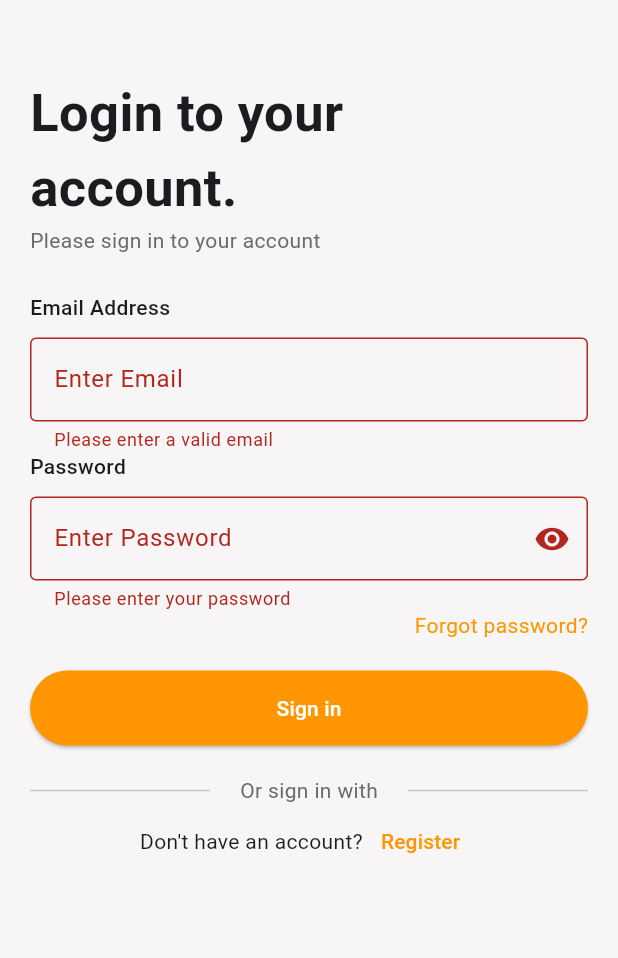
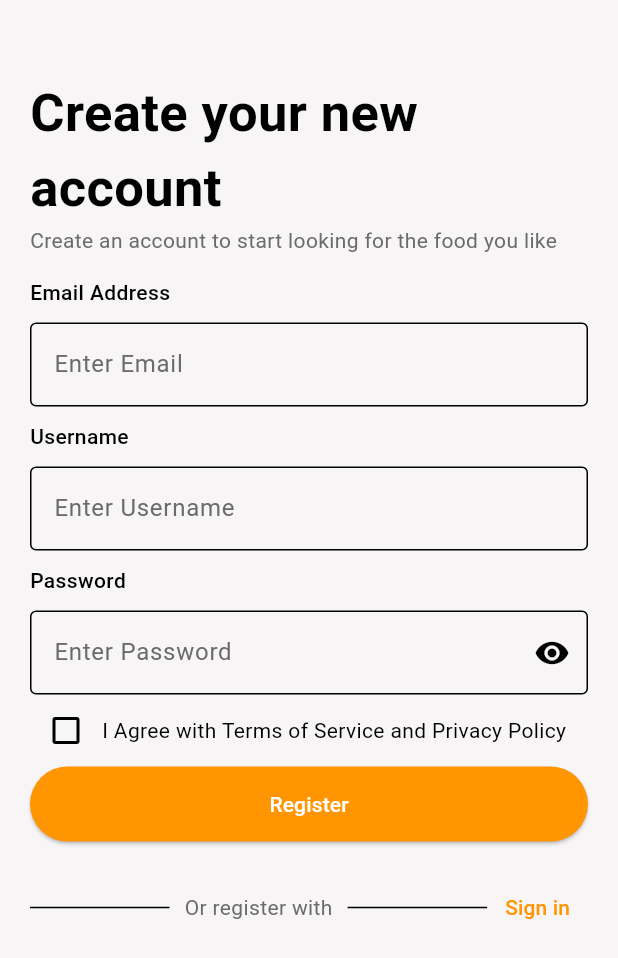
Before and after one commit to 3SyedShayan/account_login, a Flutter app: the screen it shows after launch, after a tap on "Sign in", after a tap on "Register", on a phone screen of 412 x 824 dp. Shown: the top 958 px of the screen. Run offline on Flutter 3.47's test engine with Material 3 defaults, Android fonts, the phone set to English and light mode, and no system bars; our stand-ins replace firebase_auth, firebase_core; accounts and stored records are empty; Roboto replaces fonts that are missing (Poppins).

Commit message:
Theme Created

```diff
--- a/lib/main.dart
+++ b/lib/main.dart
@@ -1,11 +1,33 @@
 import 'package:account_login/firebase_options.dart';
+import 'package:account_login/screens/forgot_password.dart';
 import 'package:account_login/screens/login.dart';
+import 'package:account_login/screens/register.dart';
 import 'package:firebase_core/firebase_core.dart';
 import 'package:flutter/material.dart';
 import 'firebase_options.dart';
 
 const orange = Color.fromARGB(255, 255, 149, 0);
 const grey = Color.fromARGB(255, 107, 107, 107);
+const black = Color.fromARGB(255, 0, 0, 0);
+const white = Color.fromARGB(255, 255, 255, 255);
+final theme = ThemeData(
+  scaffoldBackgroundColor: white,
+  primaryColor: orange,
+  colorScheme: ColorScheme.light(primary: orange),
+  fontFamily: 'Poppins',
+  textTheme: TextTheme(),
+  inputDecorationTheme: InputDecorationTheme(
+    labelStyle: TextStyle(color: grey),
+  ),
+  elevatedButtonTheme: ElevatedButtonThemeData(
+    style: ElevatedButton.styleFrom(
+      backgroundColor: orange,
+      foregroundColor: white,
+      padding: EdgeInsets.symmetric(horizontal: 30, vertical: 15),
+      minimumSize: Size(double.infinity, 50),
+    ),
+  ),
+);
 void main() async {
   WidgetsFlutterBinding.ensureInitialized();
   await Firebase.initializeApp(options: DefaultFirebaseOptions.currentPlatform);
@@ -17,6 +39,10 @@ class MyApp extends StatelessWidget {
 
   @override
   Widget build(BuildContext context) {
-    return const MaterialApp(home: LoginScreen());
+    return MaterialApp(
+      theme: theme,
+      debugShowCheckedModeBanner: false,
+      home: LoginScreen(),
+    );
   }
 }
--- a/lib/screens/login.dart
+++ b/lib/screens/login.dart
@@ -1,4 +1,6 @@
 import 'package:account_login/main.dart';
+import 'package:account_login/screens/forgot_password.dart';
+import 'package:account_login/screens/register.dart';
 import 'package:firebase_auth/firebase_auth.dart';
 import 'package:flutter/material.dart';
 
@@ -46,7 +48,8 @@ class _LoginScreenState extends State<LoginScreen> {
   Widget build(BuildContext context) {
     return Scaffold(
       backgroundColor: const Color.fromARGB(255, 247, 245, 245),
-      body: Padding(
+      body: SingleChildScrollView(
+        child: Padding(
           padding: const EdgeInsets.fromLTRB(20, 50, 20, 20),
           child: Form(
             key: _form,
@@ -75,7 +78,9 @@ class _LoginScreenState extends State<LoginScreen> {
                     border: OutlineInputBorder(),
                   ),
                   validator: (value) {
-                  if (value == null || value.isEmpty || !value.contains('@')) {
+                    if (value == null ||
+                        value.isEmpty ||
+                        !value.contains('@')) {
                       return 'Please enter a valid email';
                     }
                     return null;
@@ -118,23 +123,27 @@ class _LoginScreenState extends State<LoginScreen> {
                 ),
                 Align(
                   alignment: Alignment.centerRight,
+                  child: TextButton(
+                    onPressed: () {
+                      Navigator.push(
+                        context,
+                        MaterialPageRoute(
+                          builder: (context) => ForgotPasswordScreen(),
+                        ),
+                      );
+                    },
                     child: Text(
                       "Forgot password?",
                       style: TextStyle(color: orange),
                     ),
                   ),
+                ),
                 SizedBox(height: 20),
                 ElevatedButton(
-                style: ButtonStyle(
-                  backgroundColor: WidgetStateProperty.all(orange),
-                  minimumSize: WidgetStateProperty.all(
-                    Size(double.infinity, 50),
-                  ),
-                ),
                   onPressed: () {
                     onSubmit();
                   },
-                child: Text('Sign in', style: TextStyle(color: Colors.white)),
+                  child: Text('Sign in'),
                 ),
                 SizedBox(height: 20),
 
@@ -151,11 +160,14 @@ class _LoginScreenState extends State<LoginScreen> {
                     Text("Don't have an account?"),
                     TextButton(
                       onPressed: () {
-                      setState(() {
-                        _isLogin = !_isLogin;
-                      });
+                        Navigator.push(
+                          context,
+                          MaterialPageRoute(
+                            builder: (context) => RegisterScreen(),
+                          ),
+                        );
                       },
-                    child: Text('Register', style: TextStyle(color: orange)),
+                      child: Text('Register'),
                     ),
                   ],
                 ),
@@ -163,6 +175,7 @@ class _LoginScreenState extends State<LoginScreen> {
             ),
           ),
         ),
+      ),
     );
   }
 }
--- /dev/null
+++ b/lib/screens/register.dart
@@ -0,0 +1,155 @@
+import 'package:account_login/main.dart';
+import 'package:account_login/screens/login.dart';
+import 'package:flutter/material.dart';
+
+class RegisterScreen extends StatefulWidget {
+  const RegisterScreen({super.key});
+
+  @override
+  State<RegisterScreen> createState() => _RegisterScreenState();
+}
+
+class _RegisterScreenState extends State<RegisterScreen> {
+  bool _isPasswordObscured = true;
+  final _form = GlobalKey<FormState>();
+  String _enteredEmail = '';
+  String _enteredPassword = '';
+  String _enteredUsername = '';
+  bool _isTermsAccepted = false;
+
+  @override
+  Widget build(BuildContext context) {
+    return Scaffold(
+      backgroundColor: const Color.fromARGB(255, 247, 245, 245),
+      body: SingleChildScrollView(
+        child: Padding(
+          padding: const EdgeInsets.fromLTRB(20, 50, 20, 20),
+          child: Column(
+            crossAxisAlignment: CrossAxisAlignment.start,
+            children: [
+              Text(
+                'Create your new \naccount',
+                style: TextStyle(fontSize: 35, fontWeight: FontWeight.bold),
+              ),
+
+              Text(
+                "Create an account to start looking for the food you like",
+                style: TextStyle(color: grey),
+              ),
+
+              SizedBox(height: 15),
+
+              Text(
+                "Email Address",
+                style: TextStyle(fontWeight: FontWeight.w500),
+              ),
+              SizedBox(height: 10),
+              TextFormField(
+                keyboardType: TextInputType.emailAddress,
+                decoration: InputDecoration(
+                  labelText: 'Enter Email',
+                  border: OutlineInputBorder(),
+                ),
+                validator: (value) {
+                  if (value == null || value.isEmpty || !value.contains('@')) {
+                    return 'Please enter a valid email';
+                  }
+                  return null;
+                },
+                onSaved: (value) {
+                  _enteredEmail = value!;
+                },
+              ),
+              SizedBox(height: 10),
+              Text("Username", style: TextStyle(fontWeight: FontWeight.w500)),
+              SizedBox(height: 10),
+              TextFormField(
+                decoration: InputDecoration(
+                  labelText: 'Enter Username',
+                  border: OutlineInputBorder(),
+                ),
+                validator: (value) {
+                  if (value == null || value.isEmpty) {
+                    return 'Please enter your username';
+                  }
+                  return null;
+                },
+                onSaved: (value) {
+                  _enteredUsername = value!;
+                },
+              ),
+              SizedBox(height: 10),
+              Text("Password", style: TextStyle(fontWeight: FontWeight.w500)),
+              SizedBox(height: 10),
+
+              TextFormField(
+                keyboardType: TextInputType.visiblePassword,
+                decoration: InputDecoration(
+                  labelText: 'Enter Password',
+                  border: OutlineInputBorder(),
+                  suffixIcon: IconButton(
+                    icon: Icon(
+                      _isPasswordObscured
+                          ? Icons.visibility
+                          : Icons.visibility_off,
+                    ),
+                    onPressed: () {
+                      _isPasswordObscured = !_isPasswordObscured;
+                      setState(() {});
+                    },
+                  ),
+                ),
+                obscureText: _isPasswordObscured,
+                // onChanged: (value) {},
+                validator: (value) {
+                  if (value == null || value.isEmpty || value.length < 6) {
+                    return 'Please enter your password';
+                  }
+                  return null;
+                },
+                onSaved: (value) {
+                  _enteredPassword = value!;
+                },
+              ),
+              Row(
+                children: [
+                  Checkbox(
+                    value: _isTermsAccepted,
+                    onChanged: (value) {
+                      _isTermsAccepted = value!;
+                      setState(() {});
+                    },
+                  ),
+                  Text("I Agree with Terms of Service and Privacy Policy"),
+                ],
+              ),
+              SizedBox(width: 10),
+              ElevatedButton(onPressed: () {}, child: Text("Register")),
+              SizedBox(height: 20),
+              Row(
+                children: [
+                  Expanded(
+                    child: Divider(thickness: 1, endIndent: 10, indent: 0),
+                  ),
+                  Text('Or register with', style: TextStyle(color: grey)),
+                  Expanded(
+                    child: Divider(thickness: 1, endIndent: 0, indent: 10),
+                  ),
+                  TextButton(
+                    onPressed: () {
+                      Navigator.push(
+                        context,
+                        MaterialPageRoute(builder: (context) => LoginScreen()),
+                      );
+                    },
+                    child: Text('Sign in'),
+                  ),
+                ],
+              ),
+            ],
+          ),
+        ),
+      ),
+    );
+  }
+}
```
Lines whose indentation alone changed are shown as unchanged.
